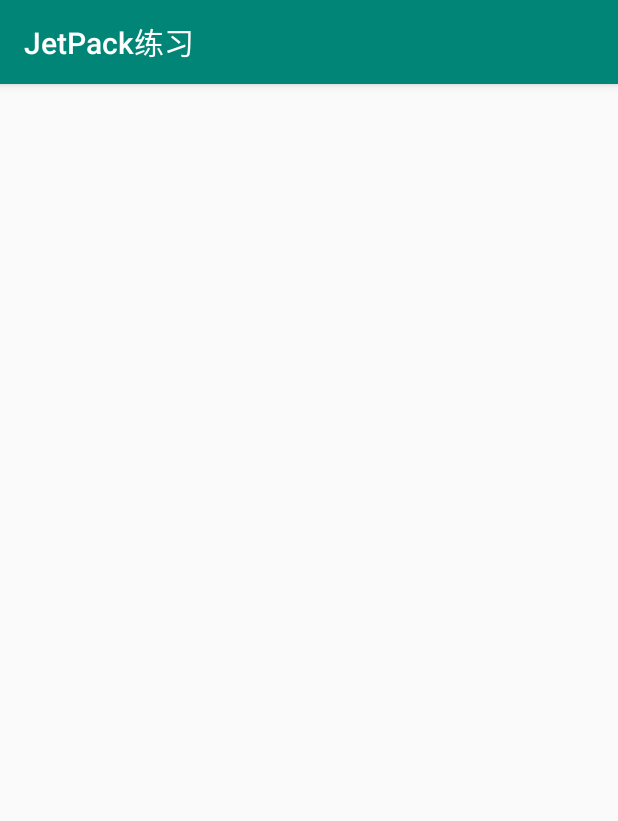
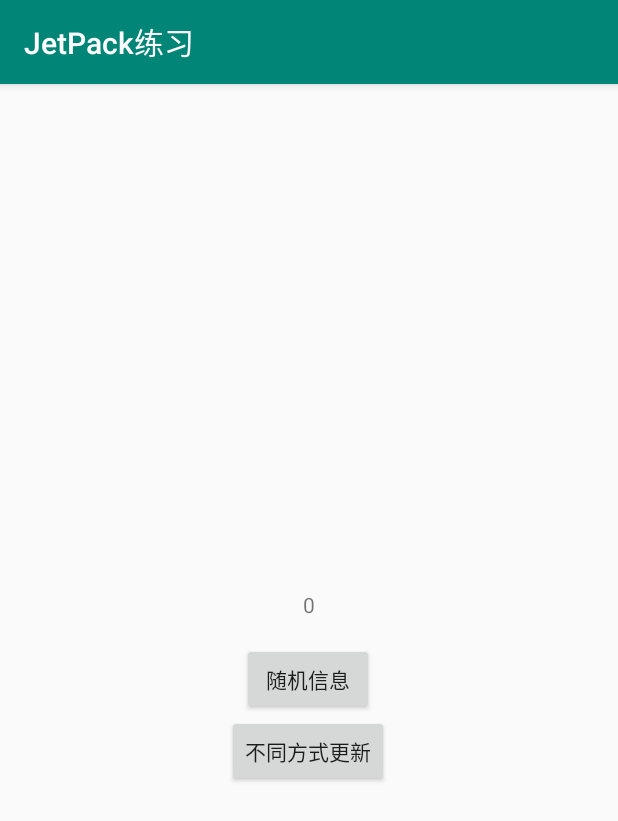
Before and after one commit to peteryyx/JetPackTemplate, an Android app: the screen it shows after launch (MainActivity), on a phone screen of 412 x 824 dp. Shown: the top 821 px of the screen. Run offline under Robolectric (Android 15) with nearby library versions, the phone set to English and light mode, and no system bars; our stand-ins replace data binding; libraries missing offline, so code that uses them is left out: com.qmuiteam.qmui.

Commit message:
修改测试文件

```diff
--- a/JetPackProject/app/src/main/java/com/wili/jetpack/main/BaseApp.kt
+++ b/JetPackProject/app/src/main/java/com/wili/jetpack/main/BaseApp.kt
@@ -1,7 +1,6 @@
 package com.wili.jetpack.main
 
 import android.app.Application
-import android.content.Context
 
 /**
  * @author EsonYu
@@ -9,7 +8,7 @@ import android.content.Context
 class BaseApp : Application() {
 
     companion object {
-        var context: Context? = null
+        var context: Application? = null
             private set
 
 
@@ -24,7 +23,7 @@ class BaseApp : Application() {
      * 初始化App全局Context
      */
     private fun initContext() {
-        context = applicationContext
+        context = applicationContext as Application
     }
 
 
--- a/JetPackProject/app/src/main/java/com/wili/jetpack/main/activity/MainActivity.kt
+++ b/JetPackProject/app/src/main/java/com/wili/jetpack/main/activity/MainActivity.kt
@@ -3,31 +3,38 @@ package com.wili.jetpack.main.activity
 import android.os.Bundle
 import androidx.databinding.DataBindingUtil
 import androidx.lifecycle.Observer
-import androidx.lifecycle.ViewModelProviders
-import com.qmuiteam.qmui.arch.QMUIActivity
+import androidx.lifecycle.SavedStateViewModelFactory
+import androidx.lifecycle.ViewModelProvider
+import com.wili.jetpack.main.BaseApp
 import com.wili.jetpack.main.R
+import com.wili.jetpack.main.base.BaseActivity
 import com.wili.jetpack.main.databinding.ActivityMainBinding
+import com.wili.jetpack.main.utils.getStringTemplate
 import com.wili.jetpack.main.utils.showToast
 import com.wili.jetpack.main.viewmodel.ObservableViewModel
 
-class MainActivity : QMUIActivity() {
+class MainActivity : BaseActivity() {
 
     override fun onCreate(savedInstanceState: Bundle?) {
         super.onCreate(savedInstanceState)
 
-        val viewModel = ViewModelProviders.of(this).get(ObservableViewModel::class.java)
+//        val viewModel = ViewModelProviders.of(this).get(ObservableViewModel::class.java)
+
+        val baseViewModel =
+            ViewModelProvider(this, SavedStateViewModelFactory(BaseApp.context!!, this))
+                .get(ObservableViewModel::class.java)
         val binding = DataBindingUtil.setContentView<ActivityMainBinding>(
             this@MainActivity,
             R.layout.activity_main
         ).also {
-            it.viewmodel = viewModel
-//            it.button2.text = "不同方式更新"
-//            it.button.text = "随机信息"
+            it.viewmodel = baseViewModel
+            it.button2.text = "不同方式更新"
+            it.button.text = "随机信息"
             it.lifecycleOwner = this@MainActivity
         }
 
-        viewModel.userData.observe(this, Observer {
-//            binding.tipTextTemplate.text = getStringTemplate(R.string.string_format,it.name,it.age)
+        baseViewModel.userData.observe(this, Observer {
+            binding.tipTextTemplate.text = getStringTemplate(R.string.string_format,it.name,it.age)
             showToast(it.name)
         })
 
--- a/JetPackProject/app/src/main/java/com/wili/jetpack/main/base/BaseActivity.kt
+++ b/JetPackProject/app/src/main/java/com/wili/jetpack/main/base/BaseActivity.kt
@@ -3,7 +3,7 @@ package com.wili.jetpack.main.base
 import android.os.Bundle
 import com.qmuiteam.qmui.arch.QMUIActivity
 
-abstract class BaseActivity: QMUIActivity(),BaseView {
+abstract class BaseActivity : QMUIActivity(), BaseView {
 
     override fun onCreate(savedInstanceState: Bundle?) {
         super.onCreate(savedInstanceState)
@@ -42,9 +42,10 @@ abstract class BaseActivity: QMUIActivity(),BaseView {
     }
 
     override fun initData(savedInstanceState: Bundle) {
+
     }
 
     override fun initObservable() {
-        TODO("not implemented") //To change body of created functions use File | Settings | File Templates.
+
     }
 }
--- /dev/null
+++ b/JetPackProject/app/src/main/java/com/wili/jetpack/main/viewmodel/BaseViewModel.kt
@@ -0,0 +1,10 @@
+package com.wili.jetpack.main.viewmodel
+
+import androidx.lifecycle.SavedStateHandle
+import androidx.lifecycle.ViewModel
+
+open class BaseViewModel(val state: SavedStateHandle): ViewModel() {
+
+
+
+}
--- a/JetPackProject/app/src/main/java/com/wili/jetpack/main/viewmodel/ObservableViewModel.kt
+++ b/JetPackProject/app/src/main/java/com/wili/jetpack/main/viewmodel/ObservableViewModel.kt
@@ -1,10 +1,10 @@
 package com.wili.jetpack.main.viewmodel
 
 import androidx.lifecycle.MutableLiveData
-import androidx.lifecycle.ViewModel
+import androidx.lifecycle.SavedStateHandle
 import com.wili.jetpack.main.model.UserInfo
 
-open class ObservableViewModel : ViewModel() {
+open class ObservableViewModel(stated: SavedStateHandle) : BaseViewModel(stated) {
 
     var userData: MutableLiveData<UserInfo> = MutableLiveData()
 
--- a/JetPackProject/app/src/main/res/layout/activity_main.xml
+++ b/JetPackProject/app/src/main/res/layout/activity_main.xml
@@ -16,73 +16,75 @@
         android:layout_height="match_parent"
         tools:context=".activity.MainActivity">
 
-        <androidx.fragment.app.FragmentContainerView
-            android:id="@+id/fragment"
-            android:layout_width="0dp"
-            android:layout_height="0dp"
-            android:name="androidx.navigation.fragment.NavHostFragment"
-            app:defaultNavHost="true"
-            app:navGraph="@navigation/test_navigation"
-            app:layout_constraintTop_toTopOf="parent"
-            app:layout_constraintStart_toStartOf="parent"
-            app:layout_constraintEnd_toEndOf="parent"
-            app:layout_constraintBottom_toBottomOf="parent"/>
+<!--        <androidx.fragment.app.FragmentContainerView-->
+<!--            android:id="@+id/fragment"-->
+<!--            android:layout_width="0dp"-->
+<!--            android:layout_height="0dp"-->
+<!--            android:name="androidx.navigation.fragment.NavHostFragment"-->
+<!--            app:defaultNavHost="true"-->
+<!--            app:navGraph="@navigation/test_navigation"-->
+<!--            app:layout_constraintTop_toTopOf="parent"-->
+<!--            app:layout_constraintStart_toStartOf="parent"-->
+<!--            app:layout_constraintEnd_toEndOf="parent"-->
+<!--            app:layout_constraintBottom_toBottomOf="parent"/>-->
 
-<!--        <TextView-->
-<!--            android:id="@+id/tipTextTemplate"-->
-<!--            android:layout_width="wrap_content"-->
-<!--            android:layout_height="wrap_content"-->
-<!--            app:layout_constraintBottom_toBottomOf="parent"-->
-<!--            app:layout_constraintHorizontal_bias="0.5"-->
-<!--            app:layout_constraintLeft_toLeftOf="parent"-->
-<!--            app:layout_constraintRight_toRightOf="parent"-->
-<!--            app:layout_constraintTop_toBottomOf="@+id/tipTextName"-->
-<!--            app:layout_constraintVertical_bias="0.032"-->
-<!--            tools:text="字符串模板" />-->
 
-<!--        <TextView-->
-<!--            android:id="@+id/tipTextName"-->
-<!--            android:layout_width="wrap_content"-->
-<!--            android:layout_height="wrap_content"-->
-<!--            android:layout_marginTop="268dp"-->
-<!--            android:text="@{viewmodel.userData.name}"-->
-<!--            app:layout_constraintEnd_toEndOf="parent"-->
-<!--            app:layout_constraintStart_toStartOf="parent"-->
-<!--            app:layout_constraintTop_toTopOf="parent"-->
-<!--            tools:text="名字提示" />-->
+                <TextView
+                    android:id="@+id/tipTextTemplate"
+                    android:layout_width="wrap_content"
+                    android:layout_height="wrap_content"
+                    app:layout_constraintBottom_toBottomOf="parent"
+                    app:layout_constraintHorizontal_bias="0.5"
+                    app:layout_constraintLeft_toLeftOf="parent"
+                    app:layout_constraintRight_toRightOf="parent"
+                    app:layout_constraintTop_toBottomOf="@+id/tipTextName"
+                    app:layout_constraintVertical_bias="0.032"
+                    tools:text="字符串模板" />
 
-<!--        <TextView-->
-<!--            android:id="@+id/tipTextAge"-->
-<!--            android:layout_width="wrap_content"-->
-<!--            android:layout_height="wrap_content"-->
-<!--            android:text="@{String.valueOf(viewmodel.userData.age)}"-->
-<!--            app:layout_constraintBottom_toBottomOf="parent"-->
-<!--            app:layout_constraintHorizontal_bias="0.5"-->
-<!--            app:layout_constraintLeft_toLeftOf="parent"-->
-<!--            app:layout_constraintRight_toRightOf="parent"-->
-<!--            app:layout_constraintTop_toBottomOf="@+id/tipTextTemplate"-->
-<!--            app:layout_constraintVertical_bias="0.038"-->
-<!--            tools:text="年龄提示" />-->
+                <TextView
+                    android:id="@+id/tipTextName"
+                    android:layout_width="wrap_content"
+                    android:layout_height="wrap_content"
+                    android:layout_marginTop="268dp"
+                    android:text="@{viewmodel.userData.name}"
+                    app:layout_constraintEnd_toEndOf="parent"
+                    app:layout_constraintStart_toStartOf="parent"
+                    app:layout_constraintTop_toTopOf="parent"
+                    tools:text="名字提示" />
 
-<!--        <Button-->
-<!--            android:id="@+id/button"-->
-<!--            android:layout_width="wrap_content"-->
-<!--            android:layout_height="wrap_content"-->
-<!--            android:layout_marginTop="16dp"-->
-<!--            app:layout_constraintEnd_toEndOf="parent"-->
-<!--            app:layout_constraintHorizontal_bias="0.498"-->
-<!--            app:layout_constraintStart_toStartOf="parent"-->
-<!--            app:layout_constraintTop_toBottomOf="@+id/tipTextAge" />-->
+                <TextView
+                    android:id="@+id/tipTextAge"
+                    android:layout_width="wrap_content"
+                    android:layout_height="wrap_content"
+                    android:text="@{String.valueOf(viewmodel.userData.age)}"
+                    app:layout_constraintBottom_toBottomOf="parent"
+                    app:layout_constraintHorizontal_bias="0.5"
+                    app:layout_constraintLeft_toLeftOf="parent"
+                    app:layout_constraintRight_toRightOf="parent"
+                    app:layout_constraintTop_toBottomOf="@+id/tipTextTemplate"
+                    app:layout_constraintVertical_bias="0.038"
+                    tools:text="年龄提示" />
 
-<!--        <Button-->
-<!--            android:id="@+id/button2"-->
-<!--            android:layout_width="wrap_content"-->
-<!--            android:layout_height="wrap_content"-->
-<!--            android:onClick="@{() -> viewmodel.reset2UserData()}"-->
-<!--            app:layout_constraintEnd_toEndOf="parent"-->
-<!--            app:layout_constraintHorizontal_bias="0.498"-->
-<!--            app:layout_constraintStart_toStartOf="parent"-->
-<!--            app:layout_constraintTop_toBottomOf="@+id/button" />-->
+                <Button
+                    android:id="@+id/button"
+                    android:layout_width="wrap_content"
+                    android:layout_height="wrap_content"
+                    android:layout_marginTop="16dp"
+                    app:layout_constraintEnd_toEndOf="parent"
+                    app:layout_constraintHorizontal_bias="0.498"
+                    app:layout_constraintStart_toStartOf="parent"
+                    app:layout_constraintTop_toBottomOf="@+id/tipTextAge" />
+
+                <Button
+                    android:id="@+id/button2"
+                    android:layout_width="wrap_content"
+                    android:layout_height="wrap_content"
+                    android:onClick="@{() -> viewmodel.reset2UserData()}"
+                    app:layout_constraintEnd_toEndOf="parent"
+                    app:layout_constraintHorizontal_bias="0.498"
+                    app:layout_constraintStart_toStartOf="parent"
+                    app:layout_constraintTop_toBottomOf="@+id/button" />
+
 
     </androidx.constraintlayout.widget.ConstraintLayout>
 </layout>
```
Also changed, not shown: JetPackProject/app/build.gradle (+5 -4 lines), JetPackProject/app/src/main/res/navigation/test_navigation.xml (+3 -11 lines).
